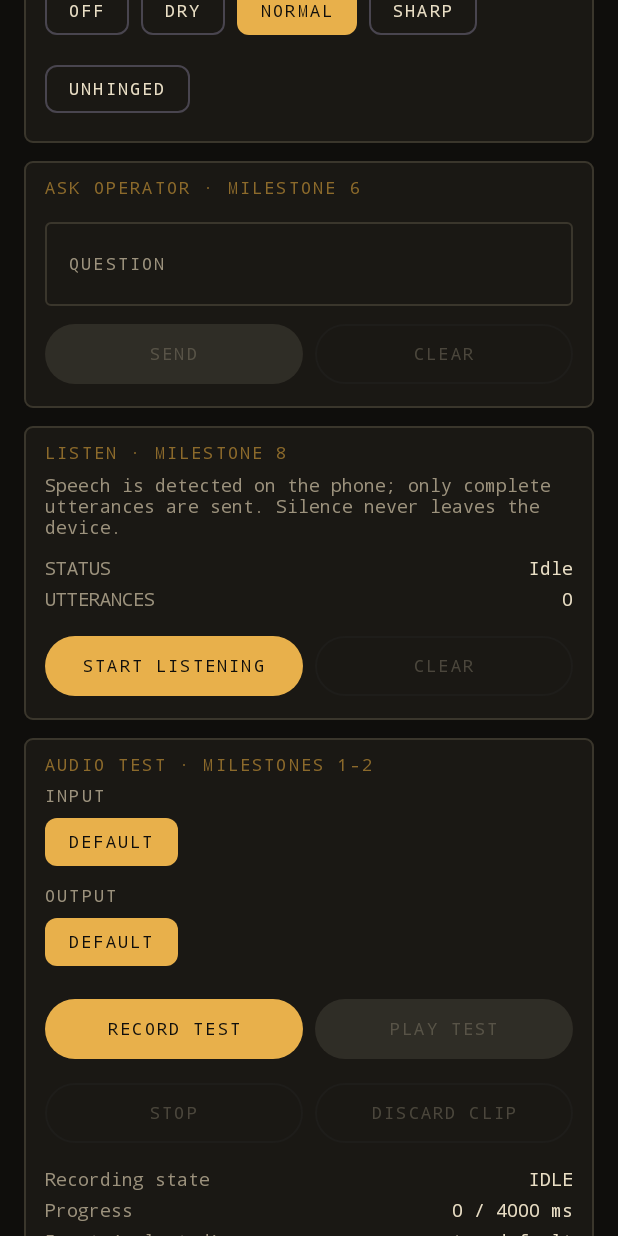
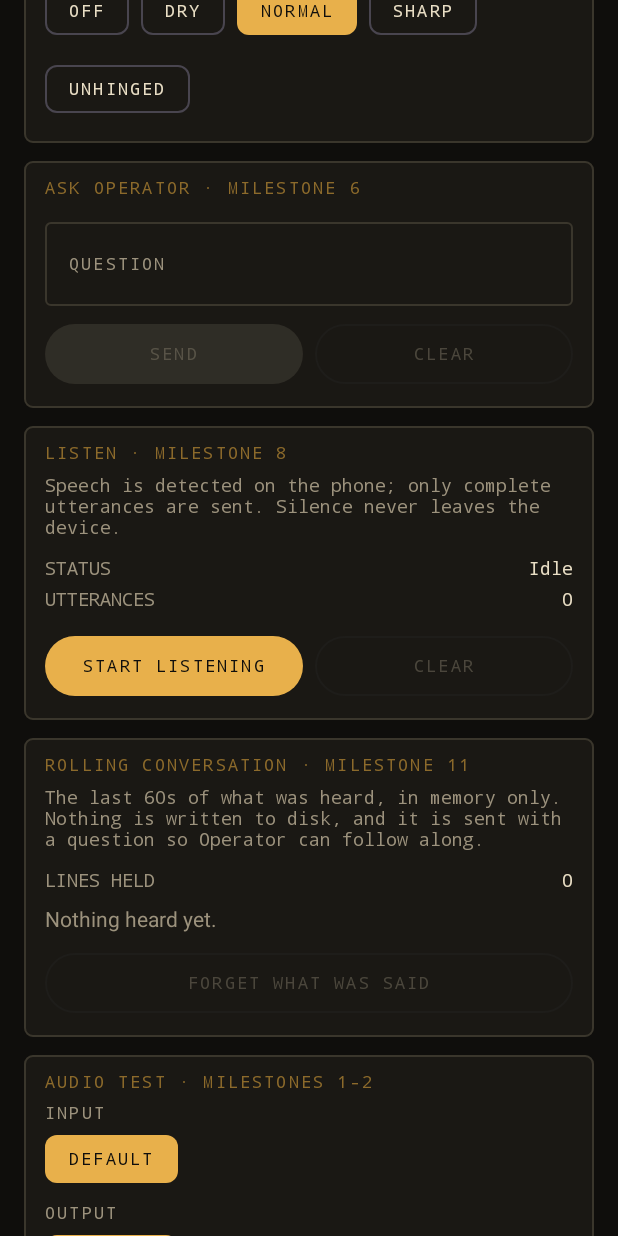
Before and after one commit to kadecarlson2006-hash/Operator, an Android app built with Jetpack Compose: the screen it shows after launch (MainActivity), scrolled down 576 dp, on a phone screen of 412 x 824 dp. Run offline under Robolectric (Android 15) with nearby library versions, the phone set to English and light mode, and no system bars; pictures from the network do not load.

Commit message:
Milestone 11 (app and docs): background listening, ADR-033..035, risks 38-41
Listening now continues when the app is not in front, and what was heard is
carried into questions.

- TranscriptionService: a foreground service with the microphone type,
  started only from a user action in the foreground — the path Android 14+
  still permits. The ongoing notification is treated as a feature, not a
  platform tax: an assistant holding the microphone open with no visible
  sign of it is what the privacy rules exist to prevent. It says Operator is
  listening, carries a STOP action that works without opening the app, and
  is public on the lock screen precisely because it contains no transcript
  text.
- Milestone 8 stopped listening when the screen went away. That is now
  deliberately replaced, and only because the notification makes the
  microphone visible instead.
- Transcripts join the rolling window as they arrive; empty ones and failed
  uploads do not, because nothing was heard. Emergency mute clears the
  window as well as closing the microphone, and FORGET WHAT WAS SAID drops
  it — CLEAR has to mean cleared, or prompts keep seeing what the user
  asked to forget.
- A question carries the window, read at send time rather than when the
  panel opened, and the answer reports how many lines the backend used.
- POST_NOTIFICATIONS is requested before listening starts, since without it
  the notification is silently suppressed on API 33+ and the visible sign
  disappears. Listening starts either way; the user is asked first.

ADR-033 (the window lives on the phone; the backend still enforces its own
cap), ADR-034 (foreground service and why the notification is the point),
ADR-035 (speakers are not identified — the provider returns text, not
diarisation, and inventing names is forbidden). Risks 38-41 record that none
of this has run on hardware: the service, the battery cost, the unbounded
transcription spend of a busy room, and vendor battery managers that kill
foreground services regardless.

Co-Authored-By: Claude Opus 5 <noreply@anthropic.com>
Claude-Session: https://claude.ai/code/session_01RSVuzNsR9uqJ4MN3wgyWua

```diff
--- a/app/src/main/kotlin/com/operator/app/MainActivity.kt
+++ b/app/src/main/kotlin/com/operator/app/MainActivity.kt
@@ -1,6 +1,9 @@
 package com.operator.app
 
+import android.Manifest
 import android.app.Activity
+import android.content.pm.PackageManager
+import android.os.Build
 import android.os.Bundle
 import androidx.activity.ComponentActivity
 import androidx.activity.compose.rememberLauncherForActivityResult
@@ -10,6 +13,7 @@ import androidx.activity.result.contract.ActivityResultContracts
 import androidx.compose.runtime.Composable
 import androidx.compose.runtime.getValue
 import androidx.compose.runtime.remember
+import androidx.core.content.ContextCompat
 import androidx.lifecycle.compose.LifecycleResumeEffect
 import androidx.lifecycle.compose.collectAsStateWithLifecycle
 import androidx.lifecycle.viewmodel.compose.viewModel
@@ -44,18 +48,23 @@ private fun OperatorRoot(viewModel: OperatorViewModel, activity: Activity) {
     val bluetoothLauncher = rememberLauncherForActivityResult(ActivityResultContracts.RequestPermission()) {
         viewModel.refreshPermissions()
     }
+    // Milestone 11: without this the "Operator is listening" notification is silently suppressed
+    // on API 33+, leaving no visible sign that the microphone is open. Listening starts either
+    // way; the user is simply asked first so the sign is there.
+    val notificationLauncher = rememberLauncherForActivityResult(ActivityResultContracts.RequestPermission()) {
+        viewModel.startListening(activity)
+    }
 
     // Re-check permissions and routes whenever the screen comes back (e.g. from system settings).
     LifecycleResumeEffect(Unit) {
         viewModel.refreshPermissions()
-        onPauseOrDispose {
-            viewModel.stopAudio()
-            // Never leave the microphone open behind the user's back.
-            viewModel.stopListening()
-        }
+        // Milestone 11: listening deliberately survives leaving the screen — that is the point of
+        // the foreground service. It is not "behind the user's back": the ongoing notification
+        // says Operator is listening and stops it in one tap. The loopback test still stops.
+        onPauseOrDispose { viewModel.stopAudio() }
     }
 
-    val actions = remember(viewModel) {
+    val actions = remember(viewModel, activity, notificationLauncher) {
         OperatorActions(
             onActivate = viewModel::activate,
             onStandby = viewModel::standby,
@@ -77,8 +86,17 @@ private fun OperatorRoot(viewModel: OperatorViewModel, activity: Activity) {
             onAskPromptChange = viewModel::setAskPrompt,
             onAskSend = viewModel::sendAsk,
             onAskClear = viewModel::clearAsk,
-            onStartListening = viewModel::startListening,
-            onStopListening = viewModel::stopListening,
+            onStartListening = {
+                if (Build.VERSION.SDK_INT >= Build.VERSION_CODES.TIRAMISU &&
+                    ContextCompat.checkSelfPermission(activity, Manifest.permission.POST_NOTIFICATIONS) !=
+                    PackageManager.PERMISSION_GRANTED
+                ) {
+                    notificationLauncher.launch(Manifest.permission.POST_NOTIFICATIONS)
+                } else {
+                    viewModel.startListening(activity)
+                }
+            },
+            onStopListening = { viewModel.stopListening(activity) },
             onClearTranscripts = viewModel::clearTranscripts,
         )
     }
--- a/app/src/main/kotlin/com/operator/app/di/OperatorContainer.kt
+++ b/app/src/main/kotlin/com/operator/app/di/OperatorContainer.kt
@@ -11,6 +11,7 @@ import com.operator.app.backend.OperatorBackendClient
 import com.operator.app.audio.CommunicationLink
 import com.operator.app.audio.ContinuousMicrophone
 import com.operator.app.transcription.ListenController
+import com.operator.core.transcription.RollingTranscript
 import com.operator.app.bluetooth.BluetoothStatusMonitor
 import com.operator.app.config.BuildConfigLoader
 import com.operator.app.glasses.GlassesProviderLoader
@@ -77,17 +78,25 @@ class OperatorContainer(app: Application) {
     /** Placeholder until Milestone 12. Always NO_RESPONSE. */
     val decisionEngine: ResponseDecisionEngine = SilentDecisionEngine
 
+    /**
+     * Milestone 11: the last [OperatorConfig.rollingContextSeconds] of conversation, in memory
+     * only. One instance for the process, so the Listen panel, the foreground service, and any
+     * question asked all see the same window.
+     */
+    val transcript = RollingTranscript(windowMillis = config.rollingContextSeconds * 1_000L)
+
     /** Milestone 6: the phone's only route to the models; credentials stay on the backend. */
     val backendClient: OperatorBackend = OperatorBackendClient(config.backendUrl)
     val ask = AskOperatorController(
         backendClient,
         appScope,
         stateSupplier = { stateManager.current.let { it.mode to it.wit } },
+        transcriptSupplier = { transcript.entries().map { "${it.speaker.label}: ${it.text}" } },
     )
 
     /** Milestone 8: open microphone, gated by voice-activity detection before anything is sent. */
     private val continuousMicrophone = ContinuousMicrophone(app, audioRouteMonitor, communicationLink)
-    val listen = ListenController(continuousMicrophone, backendClient, appScope)
+    val listen = ListenController(continuousMicrophone, backendClient, appScope, transcript)
 
     /** Meta Wearables toolkit when compiled in, otherwise an honest no-op (ADR-004 / ADR-013). */
     val glasses: GlassesProvider = GlassesProviderLoader.load(app, appScope)
--- a/app/src/main/kotlin/com/operator/app/ui/OperatorScreen.kt
+++ b/app/src/main/kotlin/com/operator/app/ui/OperatorScreen.kt
@@ -32,6 +32,7 @@ import com.operator.app.ui.components.ConsolePanel
 import com.operator.app.ui.components.KeyValueRow
 import com.operator.app.ui.components.SubsystemRow
 import com.operator.app.transcription.ListenStatus
+import com.operator.core.transcription.Speaker
 import com.operator.app.ui.theme.OperatorColors
 import com.operator.core.audio.AudioRoute
 import com.operator.core.audio.RecordingState
@@ -90,6 +91,7 @@ fun OperatorScreen(state: OperatorUiState, actions: OperatorActions) {
             WitPanel(state, actions)
             AskOperatorPanel(state, actions)
             ListenPanel(state, actions)
+            TranscriptPanel(state, actions)
             AudioTestPanel(state, actions)
             BluetoothPanel(state, actions)
             GlassesPanel(state, actions)
@@ -310,6 +312,7 @@ private fun AskOperatorPanel(state: OperatorUiState, actions: OperatorActions) {
                 KeyValueRow("Memory retrieval", "$it ms" + if (ask.semanticRetrieval) " · semantic" else " · lexical only")
             }
             ask.retrievalNote?.let { KeyValueRow("Retrieval note", it, OperatorColors.AmberDim) }
+            if (ask.transcriptLines > 0) KeyValueRow("Conversation sent", "${ask.transcriptLines} lines")
             ask.costUsd?.let { KeyValueRow("Reported cost", "$%.6f".format(it)) }
         }
         ask.error?.let {
@@ -414,6 +417,56 @@ private fun ListenPanel(state: OperatorUiState, actions: OperatorActions) {
                 }
             }
         }
+    }
+}
+
+
+@Composable
+private fun TranscriptPanel(state: OperatorUiState, actions: OperatorActions) {
+    val lines = state.transcript
+    ConsolePanel("Rolling conversation · Milestone 11") {
+        Text(
+            "The last ${state.config.rollingContextSeconds}s of what was heard, in memory only. " +
+                "Nothing is written to disk, and it is sent with a question so Operator can follow along.",
+            style = MaterialTheme.typography.bodySmall,
+            color = OperatorColors.CreamDim,
+        )
+        Spacer(Modifier.height(10.dp))
+
+        KeyValueRow("LINES HELD", lines.size.toString())
+        if (lines.isNotEmpty()) {
+            val span = (lines.last().atMillis - lines.first().atMillis) / 1000
+            KeyValueRow("SPAN", "${span}s")
+        }
+
+        if (lines.isEmpty()) {
+            Spacer(Modifier.height(8.dp))
+            Text(
+                "Nothing heard yet.",
+                style = MaterialTheme.typography.bodyMedium,
+                color = OperatorColors.CreamDim,
+            )
+        } else {
+            Spacer(Modifier.height(10.dp))
+            lines.forEach { entry ->
+                Row(Modifier.fillMaxWidth(), horizontalArrangement = Arrangement.spacedBy(8.dp)) {
+                    Text(
+                        entry.speaker.label,
+                        style = MaterialTheme.typography.labelSmall,
+                        color = if (entry.speaker == Speaker.OPERATOR) OperatorColors.Amber else OperatorColors.AmberDim,
+                    )
+                    Text(entry.text, style = MaterialTheme.typography.bodyMedium, color = OperatorColors.Cream)
+                }
+                Spacer(Modifier.height(4.dp))
+            }
+        }
+
+        Spacer(Modifier.height(10.dp))
+        OutlinedButton(
+            onClick = actions.onClearTranscripts,
+            enabled = lines.isNotEmpty() || state.listen.transcripts.isNotEmpty(),
+            modifier = Modifier.fillMaxWidth(),
+        ) { Text("FORGET WHAT WAS SAID", style = MaterialTheme.typography.labelSmall) }
     }
 }
 
--- a/app/src/main/kotlin/com/operator/app/ui/OperatorUiState.kt
+++ b/app/src/main/kotlin/com/operator/app/ui/OperatorUiState.kt
@@ -4,6 +4,7 @@ import com.operator.app.audio.AudioRoutes
 import com.operator.app.backend.AskState
 import com.operator.app.bluetooth.BluetoothStatus
 import com.operator.app.transcription.ListenState
+import com.operator.core.transcription.TranscriptEntry
 import com.operator.core.audio.AudioLoopbackState
 import com.operator.core.config.OperatorConfig
 import com.operator.core.diagnostics.RouteEvent
@@ -26,6 +27,8 @@ data class OperatorUiState(
     val ask: AskState = AskState(),
     /** Milestone 8: the hearing path — level, status, and the transcripts held in memory. */
     val listen: ListenState = ListenState(),
+    /** Milestone 11: the rolling conversation window, oldest first. In memory only. */
+    val transcript: List<TranscriptEntry> = emptyList(),
     val glasses: GlassesState = GlassesState(providerName = "none", sdkPresent = false),
     val glassesActions: List<GlassesAction> = emptyList(),
     /** Short description of the last state event, for the diagnostics card. */
--- a/app/src/main/kotlin/com/operator/app/ui/OperatorViewModel.kt
+++ b/app/src/main/kotlin/com/operator/app/ui/OperatorViewModel.kt
@@ -1,6 +1,8 @@
 package com.operator.app.ui
 
+import android.content.Context
 import androidx.lifecycle.ViewModel
+import android.content.Context
 import androidx.lifecycle.ViewModelProvider
 import androidx.lifecycle.viewModelScope
 import androidx.lifecycle.viewmodel.initializer
@@ -11,6 +13,8 @@ import com.operator.app.backend.AskState
 import com.operator.app.bluetooth.BluetoothStatus
 import com.operator.app.di.OperatorContainer
 import com.operator.app.transcription.ListenState
+import com.operator.app.transcription.TranscriptionService
+import com.operator.core.transcription.TranscriptEntry
 import com.operator.core.audio.AudioLoopbackState
 import com.operator.core.audio.AudioRoute
 import com.operator.core.diagnostics.RouteEvent
@@ -42,6 +46,7 @@ class OperatorViewModel(private val container: OperatorContainer) : ViewModel()
         val ask: AskState,
         val glasses: com.operator.core.glasses.GlassesState,
         val listen: ListenState,
+        val transcript: List<TranscriptEntry>,
     )
 
     private val audioSection = combine(
@@ -60,7 +65,8 @@ class OperatorViewModel(private val container: OperatorContainer) : ViewModel()
         container.ask.state,
         container.glasses.state,
         container.listen.state,
-    ) { ask, glasses, listen -> AiSection(ask, glasses, listen) }
+        container.transcript.state,
+    ) { ask, glasses, listen, transcript -> AiSection(ask, glasses, listen, transcript) }
 
     val uiState: StateFlow<OperatorUiState> = combine(
         container.stateManager.state,
@@ -80,6 +86,7 @@ class OperatorViewModel(private val container: OperatorContainer) : ViewModel()
             routeEvents = audio.events,
             ask = ai.ask,
             listen = ai.listen,
+            transcript = ai.transcript,
             glasses = ai.glasses,
             glassesActions = container.glasses.actions,
             lastEvent = event,
@@ -144,10 +151,18 @@ class OperatorViewModel(private val container: OperatorContainer) : ViewModel()
     }
     fun clearAsk() = container.ask.clear()
 
-    // --- Listening (Milestone 8) ---
-    /** Uses the same input the audio test selected, so Bluetooth routing is exercised the same way. */
-    fun startListening() = container.listen.start(container.loopback.state.value.selection)
-    fun stopListening() = container.listen.stop()
+    // --- Listening (Milestones 8 and 11) ---
+    /**
+     * Listening runs inside a foreground service so it survives the screen going off
+     * (Milestone 11). The service starts the capture; this only asks for it, and must be called
+     * from the foreground because that is the only path Android 14+ allows.
+     */
+    fun startListening(context: Context) = TranscriptionService.start(context)
+    fun stopListening(context: Context) = TranscriptionService.stop(context)
+
+    /** Belt and braces for teardown paths that have no Context to hand. */
+    fun stopListeningNow() = container.listen.stop()
+
     fun clearTranscripts() = container.listen.clearTranscripts()
 
     // --- Glasses (Milestone 3) ---
```
Also changed, not shown: app/src/main/AndroidManifest.xml (+14 -0 lines), app/src/main/kotlin/com/operator/app/backend/AskOperatorController.kt (+14 -1 lines), app/src/main/kotlin/com/operator/app/backend/OperatorBackendClient.kt (+21 -3 lines), app/src/main/kotlin/com/operator/app/transcription/ListenController.kt (+16 -2 lines), app/src/main/kotlin/com/operator/app/transcription/TranscriptionService.kt (added, +135 -0 lines), app/src/main/res/drawable/ic_listening.xml (added, +14 -0 lines), 6 other files.
